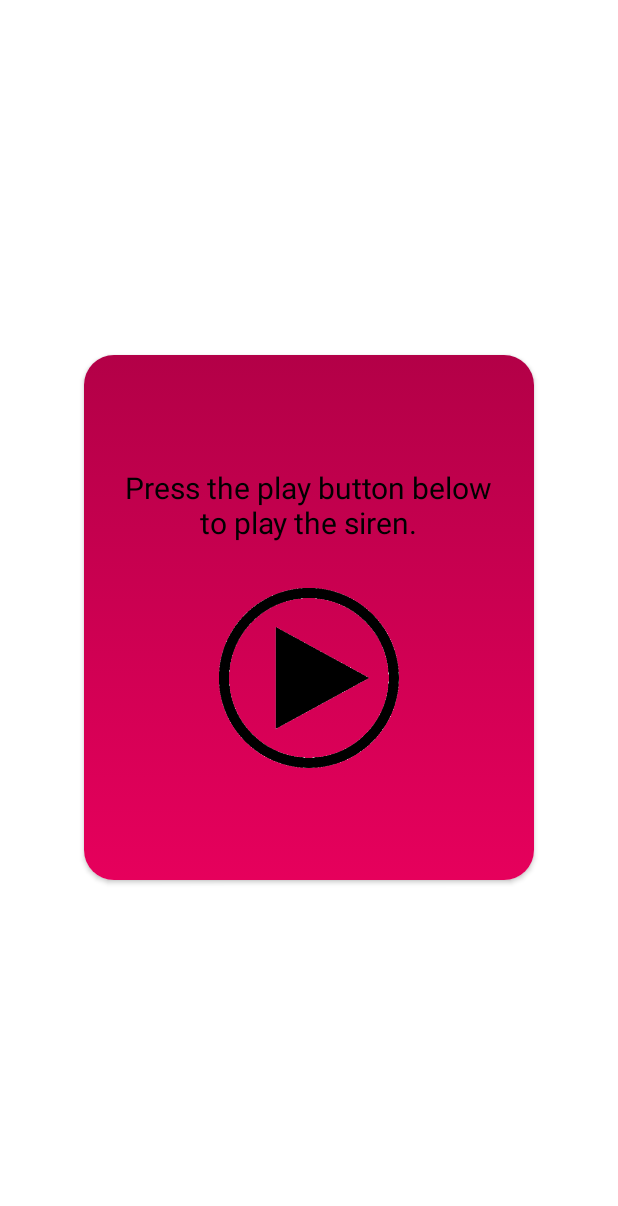
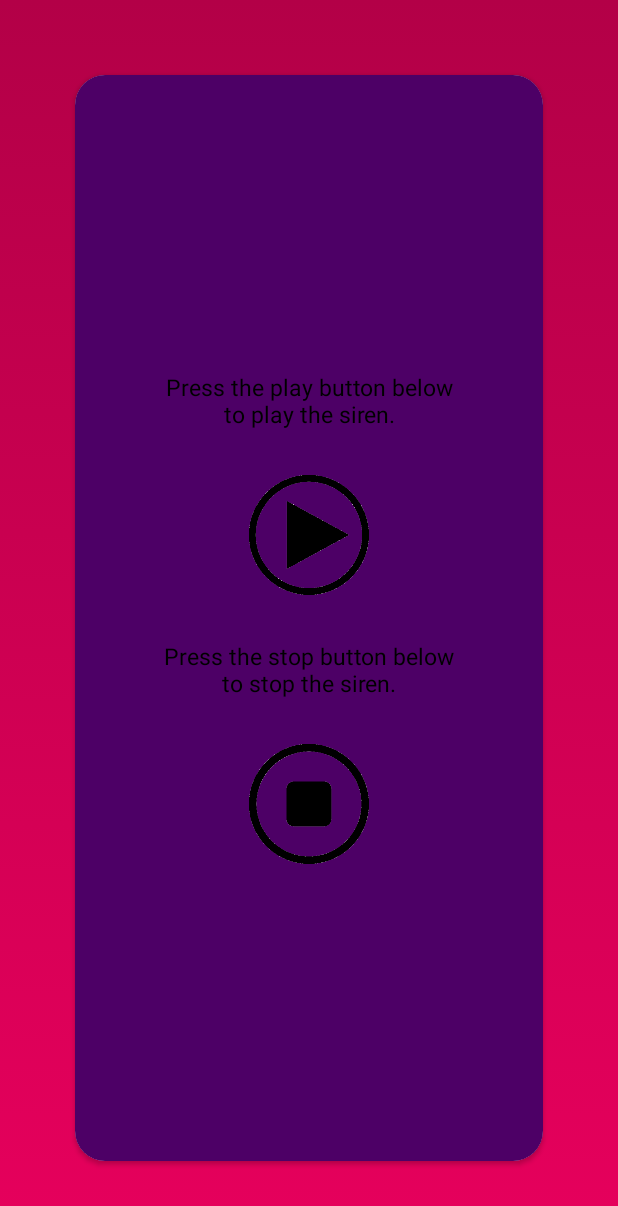
Before and after one commit to priyalbhatewara123/SHE--Live-Without-Fear, an Android app: the siren screen opened directly, with no data from a screen before it, after a tap on an icon or button, on a phone screen of 412 x 824 dp. Shown: the top 1206 px of the screen. Run offline under Robolectric (Android 15) with nearby library versions, the light colour scheme and no system bars; 1 other tap on this screen came first.

Commit message:
Revert "UI siren activity"

```diff
--- a/app/src/main/java/com/example/she/siren.java
+++ b/app/src/main/java/com/example/she/siren.java
@@ -7,41 +7,23 @@ import android.media.MediaPlayer;
 import android.os.Bundle;
 import android.view.View;
 import android.widget.Button;
-import android.widget.TextView;
 
 import com.google.gson.Gson;
 
 public class siren extends AppCompatActivity {
-
-    Button stop, play;
-    TextView stopText, playText;
 
     @Override
     protected void onCreate(Bundle savedInstanceState) {
         super.onCreate(savedInstanceState);
         setContentView(R.layout.activity_siren);
 
-        playText = findViewById(R.id.txt_view3);
-        stopText = findViewById(R.id.txt_view4);
-        play = findViewById(R.id.b5);
-        stop = findViewById(R.id.b6);
     }
 
     public void play(View view) {
         MyMediaPlayer.getInstance(this).play();
-        play.setVisibility(View.INVISIBLE);
-        playText.setVisibility(View.INVISIBLE);
-
-        stop.setVisibility(View.VISIBLE);
-        stopText.setVisibility(View.VISIBLE);
     }
 
     public void stop(View v) {
         MyMediaPlayer.getInstance(this).stopPlayer();
-        stop.setVisibility(View.INVISIBLE);
-        stopText.setVisibility(View.INVISIBLE);
-
-        play.setVisibility(View.VISIBLE);
-        playText.setVisibility(View.VISIBLE);
     }
 }
--- a/app/src/main/res/layout/activity_siren.xml
+++ b/app/src/main/res/layout/activity_siren.xml
@@ -5,71 +5,65 @@
     android:layout_width="match_parent"
     android:layout_height="match_parent"
     tools:context=".siren"
-    android:background="@color/white">
+    android:background="@drawable/background">
 
     <androidx.cardview.widget.CardView
-        android:layout_width="300dp"
-        android:layout_height="350dp"
+        android:layout_width="match_parent"
+        android:layout_height="match_parent"
         android:layout_margin="50dp"
         app:cardCornerRadius="20dp"
-        android:elevation="10dp"
-        android:layout_centerInParent="true">
+        android:elevation="10dp">
 
     <RelativeLayout
         android:layout_width="match_parent"
         android:layout_height="match_parent"
-        android:background="@drawable/background"
+        android:background="#4d0066"
         android:gravity="center">
 
         <TextView
-            android:layout_width="250dp"
+            android:layout_width="200dp"
             android:layout_height="wrap_content"
             android:text="Press the play button below to play the siren."
             android:id="@+id/txt_view3"
-            android:textSize="20sp"
+            android:textSize="15sp"
             android:gravity="center_horizontal"
             android:layout_centerHorizontal="true"
-            android:textColor="#000000"
-            />
+            android:textColor="#000000"/>
 
         <Button
-            android:layout_width="120dp"
-            android:layout_height="120dp"
+            android:layout_width="80dp"
+            android:layout_height="80dp"
             android:id="@+id/b5"
             android:background="@mipmap/play"
             android:onClick="play"
-            android:layout_centerInParent="true"
-            android:gravity="center"
             android:layout_centerHorizontal="true"
             android:layout_below="@+id/txt_view3"
-            android:layout_marginTop="30dp"
+            android:layout_marginVertical="30dp"
             />
 
         <TextView
-            android:layout_width="250dp"
+            android:layout_width="200dp"
             android:layout_height="wrap_content"
             android:text="Press the stop button below to stop the siren."
             android:id="@+id/txt_view4"
-            android:textSize="20sp"
+            android:textSize="15sp"
             android:gravity="center_horizontal"
+            android:layout_below="@+id/b5"
             android:layout_centerHorizontal="true"
-            android:textColor="#000000"
-            android:visibility="gone"
+            android:textColor="#000000"/>
+
+
+        <Button
+            android:layout_width="80dp"
+            android:layout_height="80dp"
+            android:id="@+id/b6"
+            android:layout_below="@+id/txt_view4"
+            android:background="@mipmap/stop"
+            android:layout_marginTop="30dp"
+            android:onClick="stop"
+            android:layout_centerHorizontal="true"
             />
 
-        <Button
-            android:layout_width="120dp"
-            android:layout_height="120dp"
-            android:id="@+id/b6"
-            android:background="@mipmap/stop"
-            android:onClick="stop"
-            android:layout_centerInParent="true"
-            android:gravity="center"
-            android:layout_centerHorizontal="true"
-            android:layout_below="@+id/txt_view4"
-            android:layout_marginTop="30dp"
-            android:visibility="gone"
-            />
 
     </RelativeLayout>
 
--- a/app/src/main/res/values/colors.xml
+++ b/app/src/main/res/values/colors.xml
@@ -8,5 +8,4 @@
     <color name="white">#ffffff</color>
     <color name="black">#000000</color>
     <color name="purple">#4d0066</color>
-    <color name="offWhite">#90F6E1E1</color>
 </resources>
```
